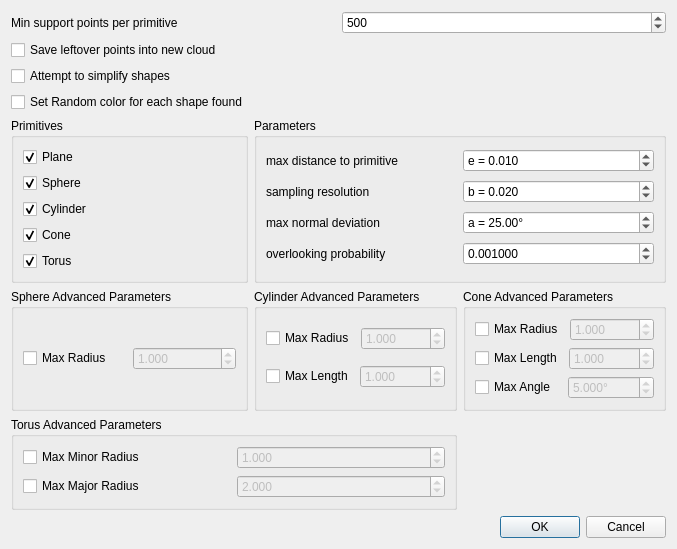
Above: plugins/core/Standard/qRANSAC_SD/ui/ransacSDDlg.ui from CloudCompare/CloudCompare before the change. Below: the same form after it.
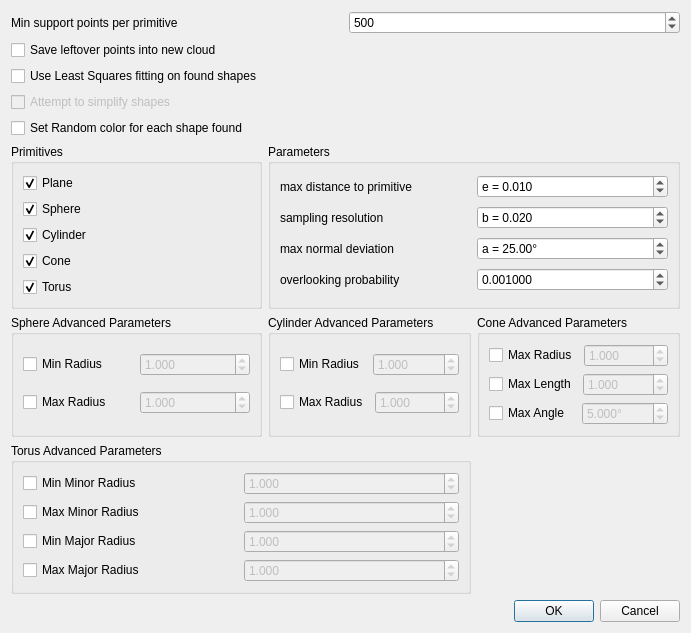
That is the form after the change. Icons and pictures are not drawn.

Commit message: Hide Advanced Cone settings, they don't work properly yet. Modify UI to work with Min Radii for supported shapes

```diff
--- a/plugins/core/Standard/qRANSAC_SD/ui/ransacSDDlg.ui
+++ b/plugins/core/Standard/qRANSAC_SD/ui/ransacSDDlg.ui
@@ -7,7 +7,7 @@
     <x>0</x>
     <y>0</y>
     <width>656</width>
-    <height>504</height>
+    <height>579</height>
    </rect>
   </property>
   <property name="windowTitle">
@@ -78,10 +78,19 @@
     </widget>
    </item>
    <item row="11" column="2">
-    <widget class="QGroupBox" name="groupBox_5">
+    <widget class="QGroupBox" name="advancedConeGroupBox">
+     <property name="enabled">
+      <bool>true</bool>
+     </property>
      <property name="title">
       <string>Cone Advanced Parameters</string>
      </property>
+     <property name="flat">
+      <bool>false</bool>
+     </property>
+     <property name="checkable">
+      <bool>false</bool>
+     </property>
      <layout class="QVBoxLayout" name="verticalLayout_5">
       <item>
        <layout class="QHBoxLayout" name="horizontalLayout_8">
@@ -193,32 +202,66 @@
      <property name="title">
       <string>Sphere Advanced Parameters</string>
      </property>
-     <layout class="QHBoxLayout" name="horizontalLayout_6">
+     <layout class="QVBoxLayout">
       <item>
-       <widget class="QCheckBox" name="maxSphereRadiuscheckBox">
-        <property name="text">
-         <string>Max Radius</string>
-        </property>
-       </widget>
+       <layout class="QHBoxLayout">
+        <item>
+         <widget class="QCheckBox" name="minSphereRadiuscheckBox">
+          <property name="text">
+           <string>Min Radius</string>
+          </property>
+         </widget>
+        </item>
+        <item>
+         <widget class="QDoubleSpinBox" name="minSphereRadiusdoubleSpinBox">
+          <property name="enabled">
+           <bool>false</bool>
+          </property>
+          <property name="decimals">
+           <number>3</number>
+          </property>
+          <property name="minimum">
+           <double>0.001000000000000</double>
+          </property>
+          <property name="maximum">
+           <double>10000.000000000000000</double>
+          </property>
+          <property name="value">
+           <double>1.000000000000000</double>
+          </property>
+         </widget>
+        </item>
+       </layout>
       </item>
       <item>
-       <widget class="QDoubleSpinBox" name="maxSphereRadiusdoubleSpinBox">
-        <property name="enabled">
-         <bool>false</bool>
-        </property>
-        <property name="decimals">
-         <number>3</number>
-        </property>
-        <property name="minimum">
-         <double>0.001000000000000</double>
-        </property>
-        <property name="maximum">
-         <double>10000.000000000000000</double>
-        </property>
-        <property name="value">
-         <double>1.000000000000000</double>
-        </property>
-       </widget>
+       <layout class="QHBoxLayout" name="horizontalLayout_6">
+        <item>
+         <widget class="QCheckBox" name="maxSphereRadiuscheckBox">
+          <property name="text">
+           <string>Max Radius</string>
+          </property>
+         </widget>
+        </item>
+        <item>
+         <widget class="QDoubleSpinBox" name="maxSphereRadiusdoubleSpinBox">
+          <property name="enabled">
+           <bool>false</bool>
+          </property>
+          <property name="decimals">
+           <number>3</number>
+          </property>
+          <property name="minimum">
+           <double>0.001000000000000</double>
+          </property>
+          <property name="maximum">
+           <double>10000.000000000000000</double>
+          </property>
+          <property name="value">
+           <double>1.000000000000000</double>
+          </property>
+         </widget>
+        </item>
+       </layout>
       </item>
      </layout>
     </widget>
@@ -229,6 +272,36 @@
       <string>Cylinder Advanced Parameters</string>
      </property>
      <layout class="QVBoxLayout" name="verticalLayout_4">
+      <item>
+       <layout class="QHBoxLayout" name="horizontalLayout_9">
+        <item>
+         <widget class="QCheckBox" name="minCylinderRadiuscheckBox">
+          <property name="text">
+           <string>Min Radius</string>
+          </property>
+         </widget>
+        </item>
+        <item>
+         <widget class="QDoubleSpinBox" name="minCylinderRadiusdoubleSpinBox">
+          <property name="enabled">
+           <bool>false</bool>
+          </property>
+          <property name="decimals">
+           <number>3</number>
+          </property>
+          <property name="minimum">
+           <double>0.001000000000000</double>
+          </property>
+          <property name="maximum">
+           <double>10000.000000000000000</double>
+          </property>
+          <property name="value">
+           <double>1.000000000000000</double>
+          </property>
+         </widget>
+        </item>
+       </layout>
+      </item>
       <item>
        <layout class="QHBoxLayout" name="horizontalLayout_7">
         <item>
@@ -259,36 +332,6 @@
         </item>
        </layout>
       </item>
-      <item>
-       <layout class="QHBoxLayout" name="horizontalLayout_9">
-        <item>
-         <widget class="QCheckBox" name="maxCylinderLengthcheckBox">
-          <property name="text">
-           <string>Max Length</string>
-          </property>
-         </widget>
-        </item>
-        <item>
-         <widget class="QDoubleSpinBox" name="maxCylinderLengthdoubleSpinBox">
-          <property name="enabled">
-           <bool>false</bool>
-          </property>
-          <property name="decimals">
-           <number>3</number>
-          </property>
-          <property name="minimum">
-           <double>0.001000000000000</double>
-          </property>
-          <property name="maximum">
-           <double>10000.000000000000000</double>
-          </property>
-          <property name="value">
-           <double>1.000000000000000</double>
-          </property>
-         </widget>
-        </item>
-       </layout>
-      </item>
      </layout>
     </widget>
    </item>
@@ -299,8 +342,18 @@
      </property>
     </widget>
    </item>
+   <item row="2" column="0">
+    <widget class="QCheckBox" name="allowFittingcheckBox">
+     <property name="text">
+      <string>Use Least Squares fitting on found shapes</string>
+     </property>
+    </widget>
+   </item>
    <item row="3" column="0" colspan="3">
     <widget class="QCheckBox" name="simplifyShapescheckBox">
+     <property name="enabled">
+      <bool>false</bool>
+     </property>
      <property name="toolTip">
       <string>Will attempt to convert Spheres, Cones, Cylinders and Torus into a simpler shape (for example Cones may be simplified into a Cylinder, Plane, or Sphere)</string>
      </property>
@@ -515,6 +568,36 @@
       <string>Torus Advanced Parameters</string>
      </property>
      <layout class="QVBoxLayout" name="verticalLayout_6">
+      <item>
+       <layout class="QHBoxLayout">
+        <item>
+         <widget class="QCheckBox" name="minTorusMinorRadiuscheckBox">
+          <property name="text">
+           <string>Min Minor Radius</string>
+          </property>
+         </widget>
+        </item>
+        <item>
+         <widget class="QDoubleSpinBox" name="minTorusMinorRadiusdoubleSpinBox">
+          <property name="enabled">
+           <bool>false</bool>
+          </property>
+          <property name="decimals">
+           <number>3</number>
+          </property>
+          <property name="minimum">
+           <double>0.001000000000000</double>
+          </property>
+          <property name="maximum">
+           <double>10000.000000000000000</double>
+          </property>
+          <property name="value">
+           <double>1.000000000000000</double>
+          </property>
+         </widget>
+        </item>
+       </layout>
+      </item>
       <item>
        <layout class="QHBoxLayout" name="horizontalLayout_12">
         <item>
@@ -545,6 +628,36 @@
         </item>
        </layout>
       </item>
+      <item>
+       <layout class="QHBoxLayout">
+        <item>
+         <widget class="QCheckBox" name="minTorusMajorRadiuscheckBox">
+          <property name="text">
+           <string>Min Major Radius</string>
+          </property>
+         </widget>
+        </item>
+        <item>
+         <widget class="QDoubleSpinBox" name="minTorusMajorRadiusdoubleSpinBox">
+          <property name="enabled">
+           <bool>false</bool>
+          </property>
+          <property name="decimals">
+           <number>3</number>
+          </property>
+          <property name="minimum">
+           <double>0.001000000000000</double>
+          </property>
+          <property name="maximum">
+           <double>10000.000000000000000</double>
+          </property>
+          <property name="value">
+           <double>1.000000000000000</double>
+          </property>
+         </widget>
+        </item>
+       </layout>
+      </item>
       <item>
        <layout class="QHBoxLayout" name="horizontalLayout_13">
         <item>
@@ -569,7 +682,7 @@
            <double>10000.000000000000000</double>
           </property>
           <property name="value">
-           <double>2.000000000000000</double>
+           <double>1.000000000000000</double>
           </property>
          </widget>
         </item>
```
Left out of the diff: 70 changed lines with no effect on the pictures. The commit also changes 2 other files.
